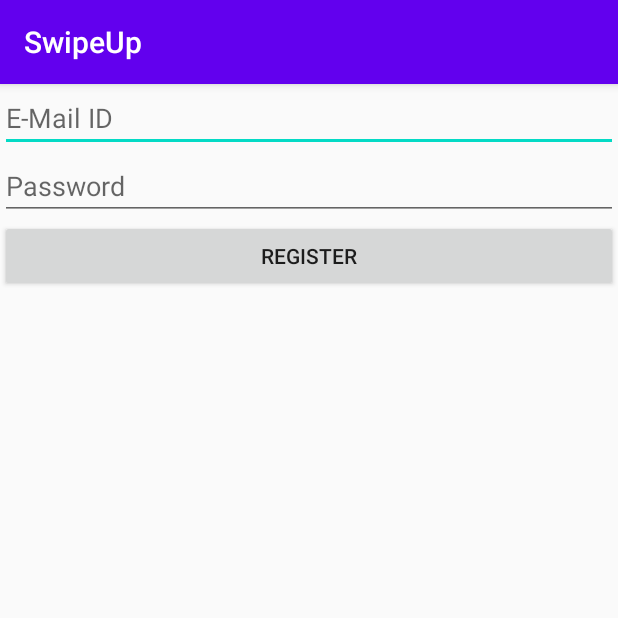
After one commit to samisaga95/SwipeUp, an Android app: the RegistrationActivity screen opened directly, with no data from a screen before it, on a phone screen of 412 x 824 dp, the top half of it. The commit adds this screen. Run offline under Robolectric (Android 15) with nearby library versions, the phone set to English and light mode, and no system bars; our stand-ins replace Firebase (no records; nobody signed in at launch, a user with empty details on screens opened directly); 1 statement that could not run was skipped.

Commit message:
Basic auth and registration using Firebase

```diff
--- /dev/null
+++ b/app/src/main/java/com/example/swipeup/RegistrationActivity.java
@@ -0,0 +1,82 @@
+package com.example.swipeup;
+
+import androidx.annotation.NonNull;
+import androidx.appcompat.app.AppCompatActivity;
+
+import android.content.Intent;
+import android.os.Bundle;
+import android.view.View;
+import android.widget.Button;
+import android.widget.EditText;
+import android.widget.Toast;
+
+import com.google.android.gms.tasks.OnCompleteListener;
+import com.google.android.gms.tasks.Task;
+import com.google.firebase.auth.AuthResult;
+import com.google.firebase.auth.FirebaseAuth;
+import com.google.firebase.auth.FirebaseUser;
+
+public class RegistrationActivity extends AppCompatActivity {
+
+    private EditText mEmail, mPassword;
+    private Button register;
+
+    private FirebaseAuth auth;
+    private FirebaseAuth.AuthStateListener firebaseAuthStateListener;
+
+    @Override
+    protected void onCreate(Bundle savedInstanceState) {
+        super.onCreate(savedInstanceState);
+        setContentView(R.layout.activity_registration);
+
+        auth = FirebaseAuth.getInstance();
+        firebaseAuthStateListener = new FirebaseAuth.AuthStateListener() {
+            @Override
+            public void onAuthStateChanged(@NonNull FirebaseAuth firebaseAuth) {
+                final FirebaseUser user = auth.getCurrentUser();
+                if(user!=null)
+                {
+                    Intent intent = new Intent(RegistrationActivity.this, MainActivity.class);
+                    startActivity(intent);
+                    finish();
+                    return;
+                }
+            }
+        };
+
+        mEmail = (EditText) findViewById(R.id.email);
+        mPassword = (EditText) findViewById(R.id.password);
+        register = (Button) findViewById(R.id.register);
+
+        register.setOnClickListener(new View.OnClickListener() {
+            @Override
+            public void onClick(View view) {
+                final String email = mEmail.getText().toString();
+                final String password = mPassword.getText().toString();
+
+                auth.createUserWithEmailAndPassword(email, password).addOnCompleteListener(
+                        RegistrationActivity.this, new OnCompleteListener<AuthResult>() {
+                    @Override
+                    public void onComplete(@NonNull Task<AuthResult> task) {
+                        if(!task.isComplete()) {
+                            Toast.makeText(RegistrationActivity.this, "Error registering new account", Toast.LENGTH_LONG);
+                        }
+                    }
+                });
+
+            }
+        });
+    }
+
+    @Override
+    protected void onStart() {
+        super.onStart();
+        auth.addAuthStateListener(firebaseAuthStateListener);
+    }
+
+    @Override
+    protected void onStop() {
+        super.onStop();
+        auth.removeAuthStateListener(firebaseAuthStateListener);
+    }
+}
--- /dev/null
+++ b/app/src/main/res/layout/activity_registration.xml
@@ -0,0 +1,30 @@
+<?xml version="1.0" encoding="utf-8"?>
+<LinearLayout xmlns:android="http://schemas.android.com/apk/res/android"
+    xmlns:app="http://schemas.android.com/apk/res-auto"
+    xmlns:tools="http://schemas.android.com/tools"
+    android:layout_width="match_parent"
+    android:layout_height="match_parent"
+    android:orientation="vertical"
+    tools:context=".RegistrationActivity">
+
+    <EditText
+        android:layout_width="match_parent"
+        android:layout_height="wrap_content"
+        android:hint="E-Mail ID"
+        android:id="@+id/email"/>
+
+    <EditText
+        android:layout_width="match_parent"
+        android:layout_height="wrap_content"
+        android:password="true"
+        android:hint="Password"
+        android:id="@+id/password"/>
+
+    <Button
+        android:layout_width="match_parent"
+        android:layout_height="wrap_content"
+        android:text="Register"
+        android:id="@+id/register"/>
+
+
+</LinearLayout>
--- /dev/null
+++ b/app/src/main/res/values/dimens.xml
@@ -0,0 +1,5 @@
+<resources>
+    <!-- Default screen margins, per the Android Design guidelines. -->
+    <dimen name="activity_horizontal_margin">16dp</dimen>
+    <dimen name="activity_vertical_margin">16dp</dimen>
+</resources>
--- a/build.gradle
+++ b/build.gradle
@@ -9,7 +9,7 @@ buildscript {
     }
     dependencies {
         classpath 'com.android.tools.build:gradle:3.6.1'
-
+        classpath 'com.google.gms:google-services:4.3.3'
 
         // NOTE: Do not place your application dependencies here; they belong
         // in the individual module build.gradle files
```
Also changed, not shown: app/build.gradle (+11 -2 lines), app/src/main/AndroidManifest.xml (+7 -1 lines), app/src/main/java/com/example/swipeup/LoginActivity.java (added, +82 -0 lines), app/src/main/java/com/example/swipeup/LoginOrRegister.java (added, +43 -0 lines), app/src/main/res/layout/activity_login.xml (added, +29 -0 lines), app/src/main/res/layout/activity_login_or_register.xml (added, +22 -0 lines), app/src/main/res/values/strings.xml (+9 -0 lines).
